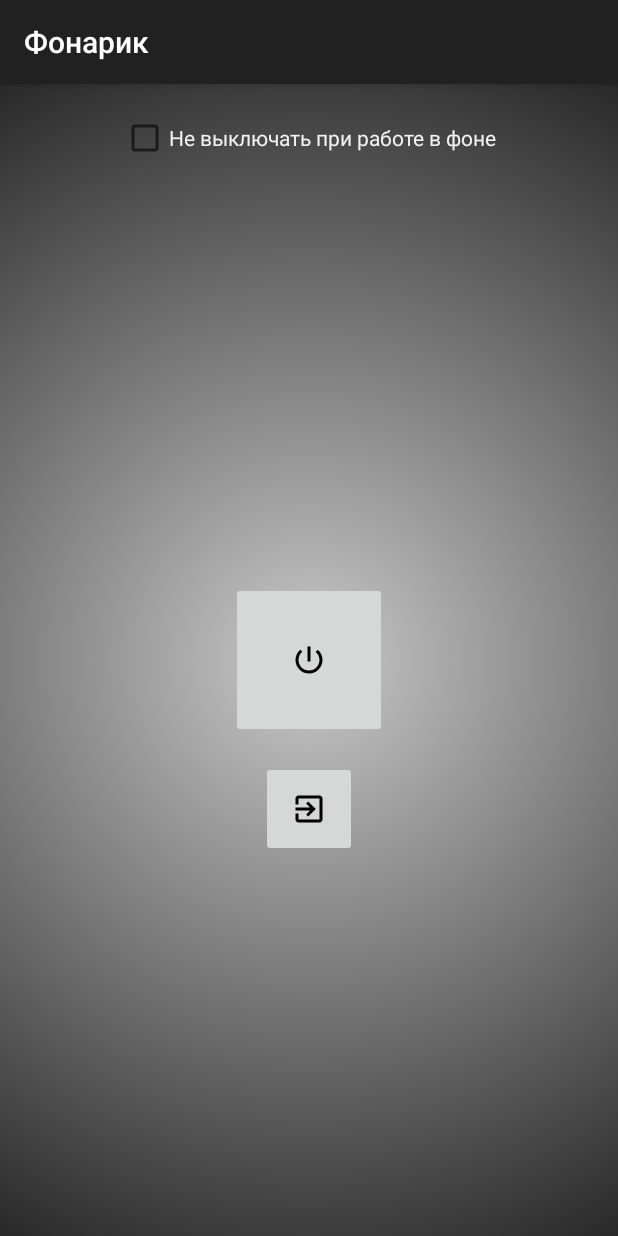
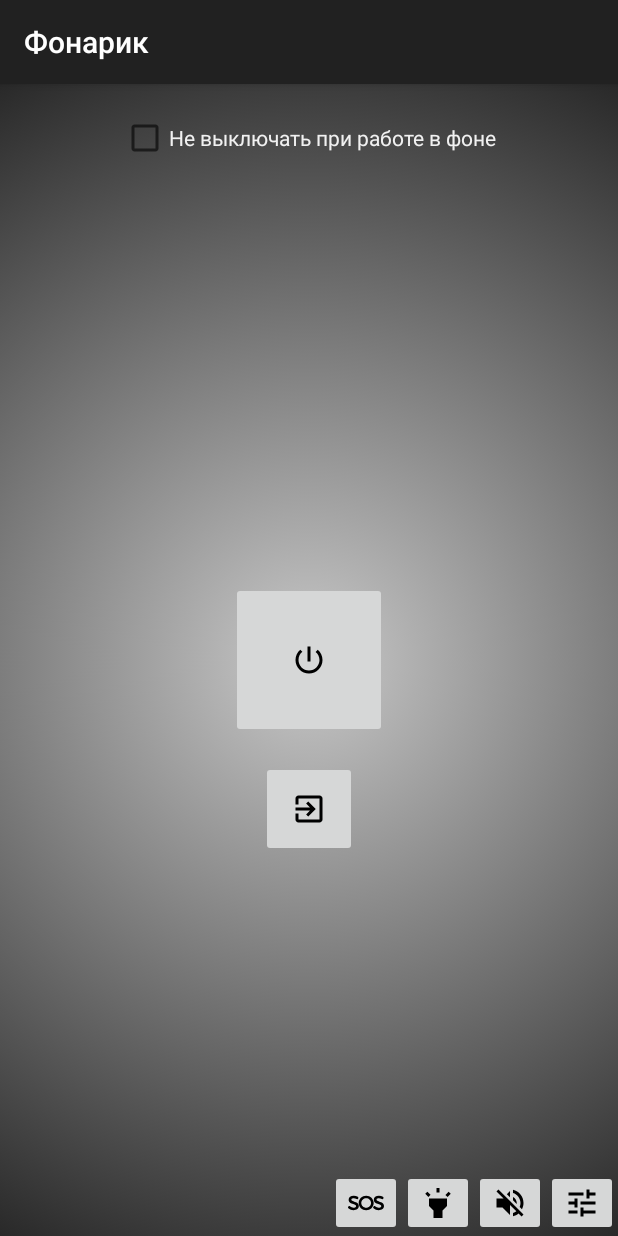
Before and after one commit to Max-Naz/Flashlight, an Android app: the screen it shows after launch (MainActivity), on a phone screen of 412 x 824 dp. Run offline under Robolectric (Android 15) with nearby library versions, the phone set to English and light mode, and no system bars.

Commit message:
Created buttons: Settings, Volume Off, Blink, SOS. Change background when flashlight Off.

```diff
--- a/app/src/main/java/max_naz/flashlightapp/MainActivity.java
+++ b/app/src/main/java/max_naz/flashlightapp/MainActivity.java
@@ -34,7 +34,7 @@ public class MainActivity extends AppCompatActivity implements SoundPool.OnLoadC
     private Switch aSwitch;
     private CheckBox cbFon;
     private SharedPreferences sharedPref;
-    private ImageButton btnOnOff, btnExit;
+    private ImageButton btnOnOff, btnExit, btnSettings;
     boolean isPressed = false;
     RelativeLayout backgroundMain;
 
@@ -67,6 +67,7 @@ public class MainActivity extends AppCompatActivity implements SoundPool.OnLoadC
         //Buttons
         btnOnOff = (ImageButton) findViewById(R.id.btn_on_off);
         btnExit = (ImageButton) findViewById(R.id.btn_exit);
+        btnSettings = (ImageButton) findViewById(R.id.btn_settings);
 
         View.OnClickListener btnOnclickListener = new View.OnClickListener() {
             @Override
@@ -85,12 +86,17 @@ public class MainActivity extends AppCompatActivity implements SoundPool.OnLoadC
                         soundPool.play(sound, 1, 1, 0, 0, 1);
                         finish();
                         break;
+                    case R.id.btnSettings:
+                        soundPool.play(sound, 1, 1, 0, 0, 1);
+
+                        break;
                 }
             }
         };
 
         btnOnOff.setOnClickListener(btnOnclickListener);
         btnExit.setOnClickListener(btnOnclickListener);
+        btnSettings.setOnClickListener(btnOnclickListener);
 
         //Check Box
         cbFon = (CheckBox) findViewById(R.id.check_box_fon);
@@ -336,7 +342,7 @@ public class MainActivity extends AppCompatActivity implements SoundPool.OnLoadC
     //Turn OFF Camera flash on the phone
     private void setFlashLightOff() {
         Log.d(TAG, "setFlashLightOff()");
-        backgroundMain.setBackground(getResources().getDrawable(R.drawable.background_off));
+        backgroundMain.setBackground(getResources().getDrawable(R.drawable.background));
         try {
             soundPool.play(sound, 1, 1, 0, 0, 1);
             new Thread(new Runnable() {
--- /dev/null
+++ b/app/src/main/res/drawable/ic_highlight_black_36px.xml
@@ -0,0 +1,4 @@
+<vector android:height="24dp" android:viewportHeight="24.0"
+    android:viewportWidth="24.0" android:width="24dp" xmlns:android="http://schemas.android.com/apk/res/android">
+    <path android:fillColor="#000000" android:pathData="M6,14l3,3v5h6v-5l3,-3L18,9L6,9zM11,2h2v3h-2zM3.5,5.875L4.914,4.46l2.12,2.122L5.62,7.997zM16.96,6.585l2.123,-2.12 1.414,1.414L18.375,8z"/>
+</vector>
--- /dev/null
+++ b/app/src/main/res/drawable/ic_settings_black_36px.xml
@@ -0,0 +1,4 @@
+<vector android:height="24dp" android:viewportHeight="24.0"
+    android:viewportWidth="24.0" android:width="24dp" xmlns:android="http://schemas.android.com/apk/res/android">
+    <path android:fillColor="#000000" android:pathData="M19.43,12.98c0.04,-0.32 0.07,-0.64 0.07,-0.98s-0.03,-0.66 -0.07,-0.98l2.11,-1.65c0.19,-0.15 0.24,-0.42 0.12,-0.64l-2,-3.46c-0.12,-0.22 -0.39,-0.3 -0.61,-0.22l-2.49,1c-0.52,-0.4 -1.08,-0.73 -1.69,-0.98l-0.38,-2.65C14.46,2.18 14.25,2 14,2h-4c-0.25,0 -0.46,0.18 -0.49,0.42l-0.38,2.65c-0.61,0.25 -1.17,0.59 -1.69,0.98l-2.49,-1c-0.23,-0.09 -0.49,0 -0.61,0.22l-2,3.46c-0.13,0.22 -0.07,0.49 0.12,0.64l2.11,1.65c-0.04,0.32 -0.07,0.65 -0.07,0.98s0.03,0.66 0.07,0.98l-2.11,1.65c-0.19,0.15 -0.24,0.42 -0.12,0.64l2,3.46c0.12,0.22 0.39,0.3 0.61,0.22l2.49,-1c0.52,0.4 1.08,0.73 1.69,0.98l0.38,2.65c0.03,0.24 0.24,0.42 0.49,0.42h4c0.25,0 0.46,-0.18 0.49,-0.42l0.38,-2.65c0.61,-0.25 1.17,-0.59 1.69,-0.98l2.49,1c0.23,0.09 0.49,0 0.61,-0.22l2,-3.46c0.12,-0.22 0.07,-0.49 -0.12,-0.64l-2.11,-1.65zM12,15.5c-1.93,0 -3.5,-1.57 -3.5,-3.5s1.57,-3.5 3.5,-3.5 3.5,1.57 3.5,3.5 -1.57,3.5 -3.5,3.5z"/>
+</vector>
--- /dev/null
+++ b/app/src/main/res/drawable/ic_sos_warning.xml
@@ -0,0 +1,6 @@
+<vector android:height="24dp" android:viewportHeight="397.436"
+    android:viewportWidth="397.436" android:width="24dp" xmlns:android="http://schemas.android.com/apk/res/android">
+    <path android:fillColor="#FF000000" android:pathData="M69,183.7c-21.7,-6.6 -31.9,-11 -31.9,-22.6c0,-12.7 19.5,-13.7 25.5,-13.7c10.6,0 22.4,3.1 32.4,8.5c2.8,1.5 6.2,1.8 9.2,0.8c3.1,-1 5.5,-3.3 6.9,-6.2l2.3,-5.1c2.5,-5.5 0.4,-12 -4.9,-15c-13.1,-7.4 -29.5,-11.6 -44.9,-11.6c-33.9,0 -56.6,17.6 -56.6,43.8c0,32.7 27.9,41 50.2,47.6c22.8,6.8 32.3,11.5 32.2,23.1c0,15.6 -21.9,16.8 -28.6,16.8c-13.5,0 -28.1,-5.4 -39.8,-14.7c-2.7,-2.2 -6.3,-3 -9.8,-2.3c-3.4,0.8 -6.3,3 -7.9,6.2l-2.2,4.4c-2.4,4.8 -1.2,10.7 2.9,14.1c15.5,13 36.6,20.7 56.5,20.7c35.2,0 58.9,-18.5 58.9,-46.1C119.7,199.1 91.6,190.6 69,183.7z"/>
+    <path android:fillColor="#FF000000" android:pathData="M200.9,118.9c-46.4,0 -82.8,35 -82.8,79.7c0,44.9 36.4,80.1 82.8,80.1c46.3,0 82.6,-35.2 82.6,-80.1C283.5,153.9 247.2,118.9 200.9,118.9zM200.9,250.9c-29.9,0 -54.2,-23.5 -54.2,-52.3c0,-28.7 24.3,-52.1 54.2,-52.1c29.7,0 53.8,23.4 53.8,52.1C254.6,227.5 230.5,250.9 200.9,250.9z"/>
+    <path android:fillColor="#FF000000" android:pathData="M346.8,183.7c-21.7,-6.6 -31.9,-11 -31.9,-22.6c0,-12.7 19.5,-13.7 25.5,-13.7c10.6,0 22.4,3.1 32.4,8.5c2.8,1.5 6.2,1.8 9.2,0.8c3.1,-1 5.6,-3.3 6.9,-6.2l2.3,-5.1c2.5,-5.5 0.4,-12 -4.9,-15c-13.1,-7.4 -29.5,-11.6 -44.9,-11.6c-33.9,0 -56.6,17.6 -56.6,43.8c0,32.7 27.9,41 50.2,47.6c22.8,6.8 32.3,11.5 32.2,23.1c0,15.6 -21.9,16.8 -28.6,16.8c-13.5,0 -28.1,-5.4 -39.8,-14.7c-2.7,-2.2 -6.3,-3 -9.8,-2.3c-3.4,0.8 -6.3,3 -7.9,6.2l-2.2,4.4c-2.4,4.8 -1.2,10.7 2.9,14.1c15.5,13 36.6,20.7 56.5,20.7c35.2,0 58.9,-18.5 58.9,-46.1C397.6,199.1 369.4,190.6 346.8,183.7z"/>
+</vector>
--- /dev/null
+++ b/app/src/main/res/drawable/ic_tune_black_36px.xml
@@ -0,0 +1,4 @@
+<vector android:height="24dp" android:viewportHeight="24.0"
+    android:viewportWidth="24.0" android:width="24dp" xmlns:android="http://schemas.android.com/apk/res/android">
+    <path android:fillColor="#000000" android:pathData="M3,17v2h6v-2L3,17zM3,5v2h10L13,5L3,5zM13,21v-2h8v-2h-8v-2h-2v6h2zM7,9v2L3,11v2h4v2h2L9,9L7,9zM21,13v-2L11,11v2h10zM15,9h2L17,7h4L21,5h-4L17,3h-2v6z"/>
+</vector>
--- /dev/null
+++ b/app/src/main/res/drawable/ic_volume_off_black_36px.xml
@@ -0,0 +1,4 @@
+<vector android:height="24dp" android:viewportHeight="24.0"
+    android:viewportWidth="24.0" android:width="24dp" xmlns:android="http://schemas.android.com/apk/res/android">
+    <path android:fillColor="#000000" android:pathData="M16.5,12c0,-1.77 -1.02,-3.29 -2.5,-4.03v2.21l2.45,2.45c0.03,-0.2 0.05,-0.41 0.05,-0.63zM19,12c0,0.94 -0.2,1.82 -0.54,2.64l1.51,1.51C20.63,14.91 21,13.5 21,12c0,-4.28 -2.99,-7.86 -7,-8.77v2.06c2.89,0.86 5,3.54 5,6.71zM4.27,3L3,4.27 7.73,9L3,9v6h4l5,5v-6.73l4.25,4.25c-0.67,0.52 -1.42,0.93 -2.25,1.18v2.06c1.38,-0.31 2.63,-0.95 3.69,-1.81L19.73,21 21,19.73l-9,-9L4.27,3zM12,4L9.91,6.09 12,8.18L12,4z"/>
+</vector>
--- a/app/src/main/res/layout/activity_main.xml
+++ b/app/src/main/res/layout/activity_main.xml
@@ -37,4 +37,47 @@
         android:padding="20dp"
         app:srcCompat="@drawable/ic_exit_to_app_black_36px"
         tools:ignore="ContentDescription,VectorDrawableCompat" />
+
+    <LinearLayout
+        android:layout_width="wrap_content"
+        android:layout_height="wrap_content"
+        android:layout_alignParentBottom="true"
+        android:layout_alignParentRight="true"
+        android:orientation="horizontal">
+
+        <ImageButton
+            android:id="@+id/btn_sos"
+            android:layout_width="wrap_content"
+            android:layout_height="wrap_content"
+            android:layout_weight="1"
+            app:srcCompat="@drawable/ic_sos_warning"
+            tools:ignore="ContentDescription,VectorDrawableCompat" />
+
+        <ImageButton
+            android:id="@+id/btn_blink"
+            android:layout_width="wrap_content"
+            android:layout_height="wrap_content"
+            android:layout_weight="1"
+            app:srcCompat="@drawable/ic_highlight_black_36px"
+            tools:ignore="ContentDescription,VectorDrawableCompat" />
+
+        <ImageButton
+            android:id="@+id/btn_volume_off"
+            android:layout_width="wrap_content"
+            android:layout_height="wrap_content"
+            android:layout_weight="1"
+            app:srcCompat="@drawable/ic_volume_off_black_36px"
+            tools:ignore="ContentDescription,VectorDrawableCompat" />
+
+        <ImageButton
+            android:id="@+id/btn_settings"
+            android:layout_width="wrap_content"
+            android:layout_height="wrap_content"
+            android:layout_alignParentBottom="true"
+            android:layout_alignParentEnd="true"
+            android:layout_weight="1"
+            app:srcCompat="@drawable/ic_tune_black_36px"
+            tools:ignore="ContentDescription,ObsoleteLayoutParam,RtlHardcoded,VectorDrawableCompat" />
+
+    </LinearLayout>
 </RelativeLayout>
```
